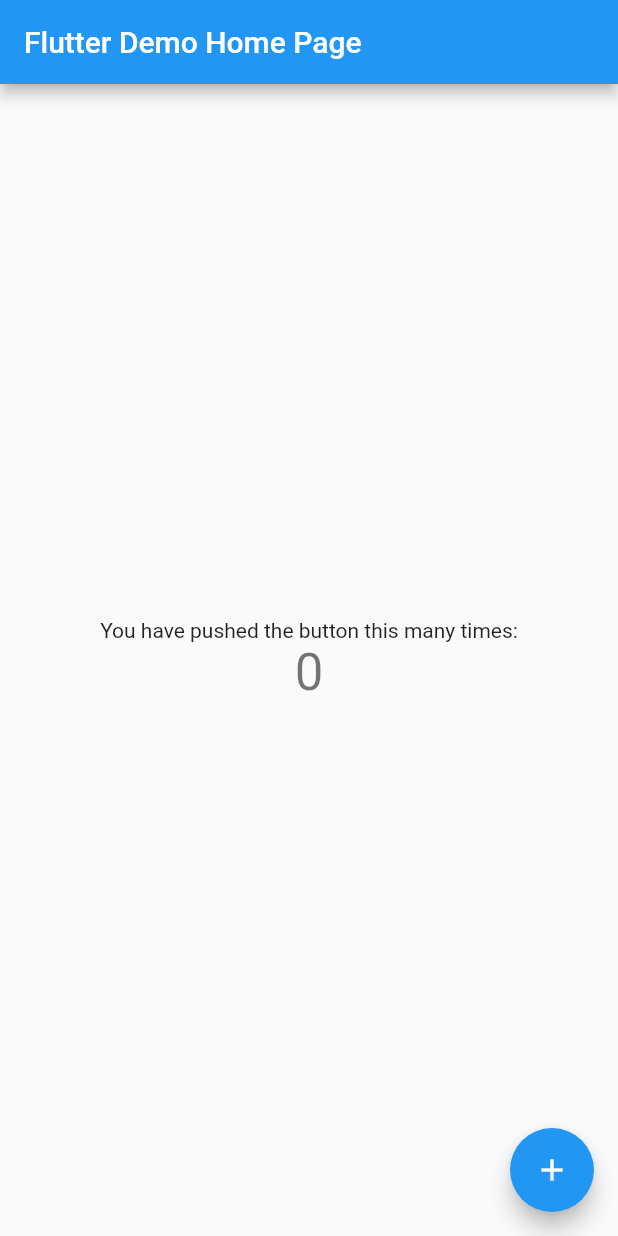
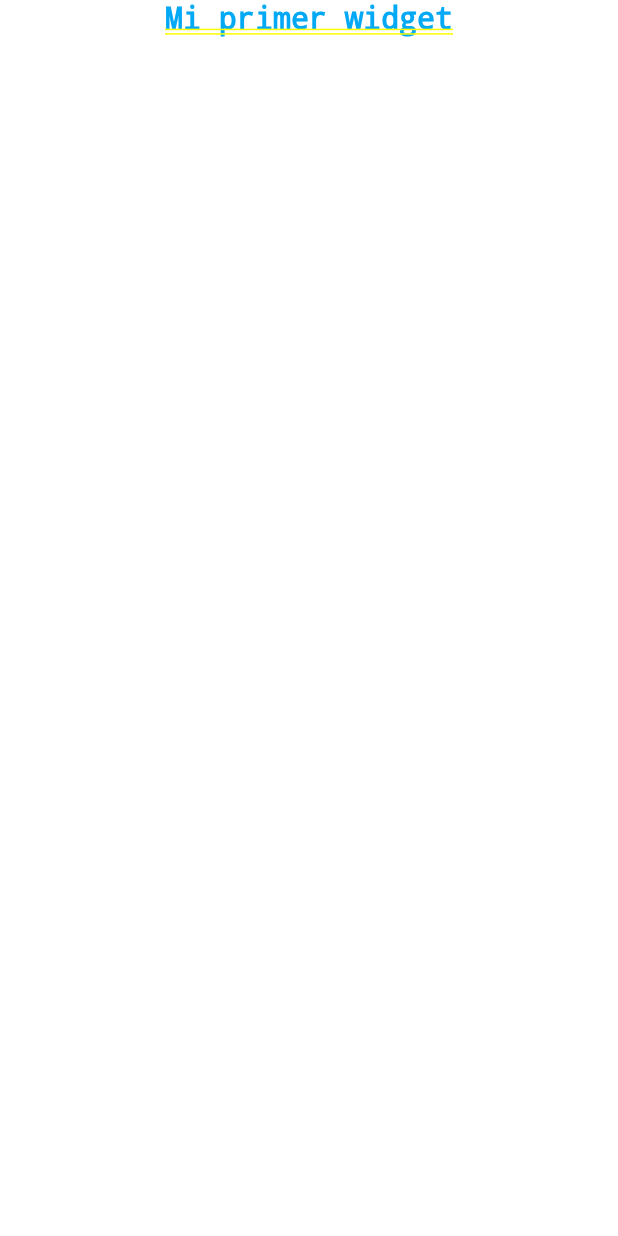
Before and after one commit to tzuzulcode/flutter_enero2022, a Flutter app: the screen it shows after launch, on a phone screen of 412 x 824 dp. Run offline on Flutter 3.47's test engine with Material 2 defaults, Android fonts, the phone set to English and light mode, and no system bars.

Commit message:
Nuestro primer widget

```diff
--- a/my_app/lib/main.dart
+++ b/my_app/lib/main.dart
@@ -8,8 +8,10 @@
   const MyApp({Key? key}) : super(key: key);
 
   // This widget is the root of your application.
+  // Revisar contexto
   @override
   Widget build(BuildContext context) {
+    //MaterialApp es un widget
     return MaterialApp(
       title: 'Flutter Demo',
       theme: ThemeData(
@@ -22,14 +24,14 @@
         // or simply save your changes to "hot reload" in a Flutter IDE).
         // Notice that the counter didn't reset back to zero; the application
         // is not restarted.
-        primarySwatch: Colors.blue,
+        primarySwatch: Colors.deepPurple,
       ),
-      home: const MyHomePage(title: 'Flutter Demo Home Page'),
+      home: const MyHomePage(title: 'Tzuzul Code App'),
     );
   }
 }
 
-class MyHomePage extends StatefulWidget {
+class MyHomePage extends StatelessWidget {
   const MyHomePage({Key? key, required this.title}) : super(key: key);
 
   // This widget is the home page of your application. It is stateful, meaning
@@ -43,73 +45,51 @@
 
   final String title;
 
+  // Agregar el contenido de la aplicación
+
   @override
-  State<MyHomePage> createState() => _MyHomePageState();
+  Widget build(BuildContext context){
+    const myText = Text(
+      "Mi primer widget",
+      style: TextStyle(color: Colors.lightBlue,fontSize: 20),
+      textAlign: TextAlign.center,
+    );
+
+    return myText;
+  }
+
+  // Edu Falcon: State
+  // Daniel Vargas
+  // Maximiliano Cabrera
+
+  //Statefull widgets: Cómo funciona el estado
 }
 
-class _MyHomePageState extends State<MyHomePage> {
-  int _counter = 0;
 
-  void _incrementCounter() {
-    setState(() {
-      // This call to setState tells the Flutter framework that something has
-      // changed in this State, which causes it to rerun the build method below
-      // so that the display can reflect the updated values. If we changed
-      // _counter without calling setState(), then the build method would not be
-      // called again, and so nothing would appear to happen.
-      _counter++;
-    });
-  }
+// class HomePage extends StatefulWidget{
+//   HomePage({Key key, required this.title}):super(key:key);
 
-  @override
-  Widget build(BuildContext context) {
-    // This method is rerun every time setState is called, for instance as done
-    // by the _incrementCounter method above.
-    //
-    // The Flutter framework has been optimized to make rerunning build methods
-    // fast, so that you can just rebuild anything that needs updating rather
-    // than having to individually change instances of widgets.
-    return Scaffold(
-      appBar: AppBar(
-        // Here we take the value from the MyHomePage object that was created by
-        // the App.build method, and use it to set our appbar title.
-        title: Text(widget.title),
-      ),
-      body: Center(
-        // Center is a layout widget. It takes a single child and positions it
-        // in the middle of the parent.
-        child: Column(
-          // Column is also a layout widget. It takes a list of children and
-          // arranges them vertically. By default, it sizes itself to fit its
-          // children horizontally, and tries to be as tall as its parent.
-          //
-          // Invoke "debug painting" (press "p" in the console, choose the
-          // "Toggle Debug Paint" action from the Flutter Inspector in Android
-          // Studio, or the "Toggle Debug Paint" command in Visual Studio Code)
-          // to see the wireframe for each widget.
-          //
-          // Column has various properties to control how it sizes itself and
-          // how it positions its children. Here we use mainAxisAlignment to
-          // center the children vertically; the main axis here is the vertical
-          // axis because Columns are vertical (the cross axis would be
-          // horizontal).
-          mainAxisAlignment: MainAxisAlignment.center,
-          children: <Widget>[
-            const Text(
-              'You have pushed the button this many times:',
-            ),
-            Text(
-              '$_counter',
-              style: Theme.of(context).textTheme.headline4,
-            ),
-          ],
-        ),
-      ),
-      floatingActionButton: FloatingActionButton(
-        onPressed: _incrementCounter,
-        tooltip: 'Increment',
-        child: const Icon(Icons.add),
-      ), // This trailing comma makes auto-formatting nicer for build methods.
-    );
-  }
-}
+//   final String title;
+
+//   // State companion object
+//   @override
+//   _HomePageState createState(){
+//     return _HomePageState();
+//   }
+// }
+
+// class _HomePageState extends State<HomePage>{
+//   int _counter = 0;
+
+//   void _increment(){
+//     setState(() {
+//       _counter++;
+//     });
+//   }
+
+//   @override
+//   Widget build(BuildContext context){
+
+//   }
+
+// }
```
